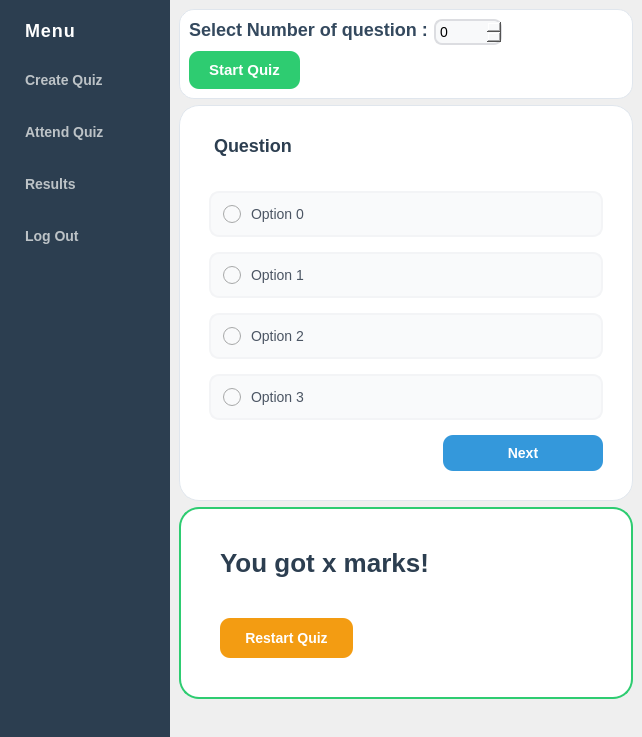
Qt form main.ui (riyadbinaziz/SmartGrading) before a commit.
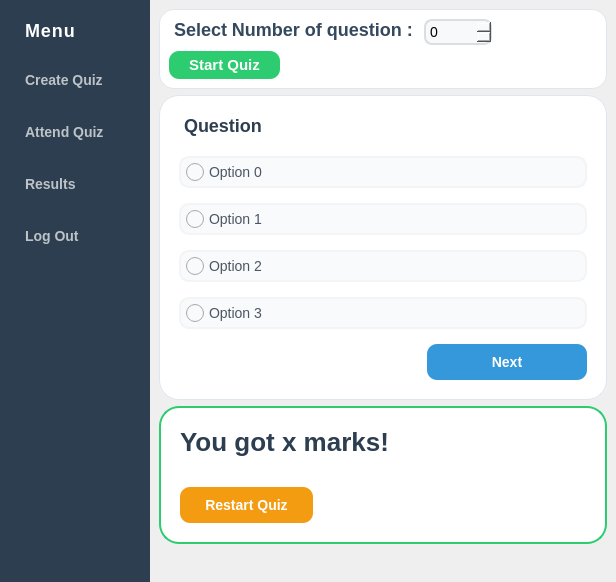
The same form after that commit. The open tabs and pages were chosen to show the change.

```diff
--- a/main.ui
+++ b/main.ui
@@ -6,8 +6,8 @@
    <rect>
     <x>0</x>
     <y>0</y>
-    <width>642</width>
-    <height>737</height>
+    <width>616</width>
+    <height>582</height>
    </rect>
   </property>
   <property name="windowTitle">
@@ -360,7 +360,7 @@
          <widget class="QFrame" name="sidebar_frame_home">
           <property name="minimumSize">
            <size>
-            <width>170</width>
+            <width>150</width>
             <height>0</height>
            </size>
           </property>
@@ -539,6 +539,7 @@
     font-size: 18px;
     font-weight: bold;
     font-family: &quot;Segoe UI&quot;, sans-serif;
+    margin-bottom: 5px;
 }
 
 QSpinBox#select_qs_number_spinbox {
@@ -560,7 +561,7 @@
     font-weight: bold;
     font-size: 15px;
     border-radius: 10px;
-    padding: 10px 20px;
+    padding: 5px 20px;
     text-transform: uppercase;
 }
 
@@ -587,7 +588,7 @@
                  </property>
                  <property name="sizeHint" stdset="0">
                   <size>
-                   <width>40</width>
+                   <width>0</width>
                    <height>20</height>
                   </size>
                  </property>
@@ -595,6 +596,12 @@
                </item>
                <item row="0" column="1">
                 <widget class="QSpinBox" name="select_qs_number_spinbox">
+                 <property name="minimumSize">
+                  <size>
+                   <width>50</width>
+                   <height>0</height>
+                  </size>
+                 </property>
                  <property name="maximumSize">
                   <size>
                    <width>50</width>
@@ -660,24 +667,24 @@
     background-color: #ffffff;
     border-radius: 20px;
     border: 1px solid #e0e6ed;
-    padding: 20px;
+    padding: 10px;
 }
 
 #quiz_qs_label {
     color: #2c3e50;
     font-size: 18px;
     font-weight: bold;
-    margin-bottom: 20px;
+    margin-bottom: 5px;
 }
 
 QRadioButton {
     color: #4b5563;
     font-size: 14px;
-    padding: 12px;
+    padding: 5px;
     background-color: #f9fafb;
     border: 2px solid #f3f4f6;
     border-radius: 10px;
-    spacing: 10px;
+    spacing: 5px;
 }
 
 QRadioButton:hover {
@@ -782,6 +789,12 @@
                </item>
                <item row="5" column="0" alignment="Qt::AlignmentFlag::AlignRight">
                 <widget class="QPushButton" name="next_qs_btn">
+                 <property name="minimumSize">
+                  <size>
+                   <width>100</width>
+                   <height>0</height>
+                  </size>
+                 </property>
                  <property name="font">
                   <font>
                    <pointsize>-1</pointsize>
@@ -829,7 +842,7 @@
     background-color: #ffffff;
     border-radius: 20px;
     border: 2px solid #2ecc71; 
-    padding: 30px;
+    padding: 10px;
 }
 
 #show_result_label {
@@ -837,7 +850,7 @@
     font-size: 26px;
     font-weight: 900;
     font-family: &quot;Segoe UI&quot;, sans-serif;
-    margin-bottom: 20px;
+    margin-bottom: 10px;
 }
 
 #restart_quiz_btn {
@@ -846,7 +859,7 @@
     font-weight: bold;
     font-size: 14px;
     border-radius: 10px;
-    padding: 12px 25px;
+    padding: 10px 25px;
     text-transform: uppercase;
 }
 
@@ -912,7 +925,7 @@
                  </property>
                  <property name="sizeHint" stdset="0">
                   <size>
-                   <width>40</width>
+                   <width>0</width>
                    <height>20</height>
                   </size>
                  </property>
@@ -929,7 +942,7 @@
               <property name="sizeHint" stdset="0">
                <size>
                 <width>20</width>
-                <height>40</height>
+                <height>0</height>
                </size>
               </property>
              </spacer>
```
Left out of the diff: 48 changed lines with no effect on the pictures.
